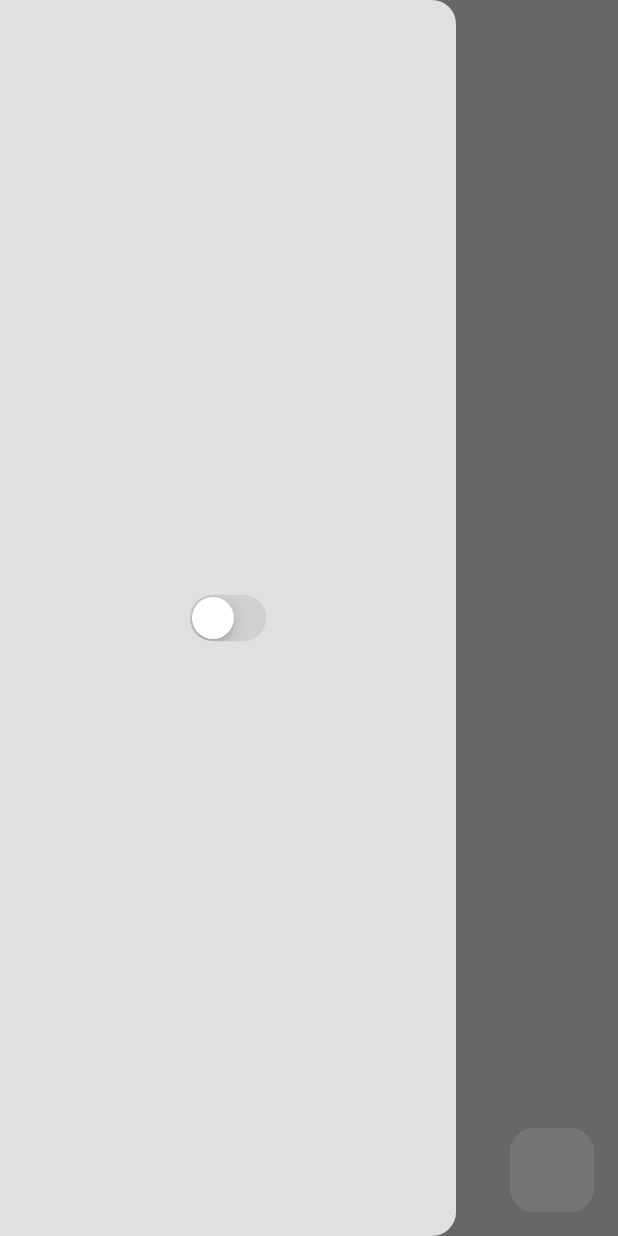
After one commit to nishchaymakkar/habit_tracker, a Flutter app: the screen it shows after launch, with the side drawer open, on a phone screen of 412 x 824 dp. The commit adds this screen. Run offline on Flutter 3.47's test engine with Material 3 defaults, Android fonts, the phone set to English and light mode, and no system bars; our stand-ins replace isar; accounts and stored records are empty; generated files the repository leaves out were written again.

Commit message:
feat: Implement drawer and add habit functionality
This commit introduces the following:

- **MyDrawer Widget:**
    - Creates a reusable `MyDrawer` widget.
    - Includes a `CupertinoSwitch` within the drawer to toggle the app's theme (dark/light mode) using the `ThemeProvider`.
- **HomePage:**
    - Integrates the `MyDrawer` widget into the `HomePage`.
    - Adds a `FloatingActionButton` to initiate the creation of a new habit.
    - Implements the `createNewHabit` method, which displays an `AlertDialog` with a `TextField` for users to input the habit name.
    - The `AppBar` is now empty.
    - A basic `Column` is added to the `body` of the `HomePage`.

```diff
--- /dev/null
+++ b/lib/components/my_drawer.dart
@@ -0,0 +1,23 @@
+import 'package:flutter/cupertino.dart';
+import 'package:flutter/material.dart';
+import 'package:provider/provider.dart';
+
+import '../theme/theme_provider.dart';
+
+class MyDrawer extends StatelessWidget {
+  const MyDrawer({super.key});
+
+  @override
+  Widget build(BuildContext context) {
+    return Drawer(
+      backgroundColor: Theme.of(context).colorScheme.surface,
+      child: Center(
+        child: CupertinoSwitch(
+            value: Provider.of<ThemeProvider>(context,listen: false).isDarkMode,
+            onChanged: (value) => Provider.of<ThemeProvider>(context, listen: false).toggleTheme()
+
+        ),
+      ),
+    );
+  }
+}
--- a/lib/pages/home_page.dart
+++ b/lib/pages/home_page.dart
@@ -1,7 +1,5 @@
-import 'package:flutter/cupertino.dart';
 import 'package:flutter/material.dart';
-import 'package:habit_tracker/theme/theme_provider.dart';
-import 'package:provider/provider.dart';
+import 'package:habit_tracker/components/my_drawer.dart';
 
 class HomePage extends StatefulWidget {
   const HomePage({super.key});
@@ -11,20 +9,29 @@ class HomePage extends StatefulWidget {
 }
 
 class _HomePageState extends State<HomePage> {
+
+  final TextEditingController textController = TextEditingController();
+  // create new Habit
+  void  createNewHabit()  {
+    showDialog(context: context, builder: (context) => AlertDialog(
+      content: TextField(
+        controller: textController,
+      ),
+    ) );
+  }
+
   @override
   Widget build(BuildContext context) {
     return Scaffold(
       appBar: AppBar(),
-      drawer: Drawer(
-        backgroundColor: Theme.of(context).colorScheme.surface,
-        child: Center(
-          child: CupertinoSwitch(
-              value: Provider.of<ThemeProvider>(context,listen: false).isDarkMode,
-            onChanged: (value) => Provider.of<ThemeProvider>(context, listen: false).toggleTheme()
-
-          ),
-        ),
+      drawer: MyDrawer(),
+      floatingActionButton: FloatingActionButton(
+        onPressed: createNewHabit,
+        elevation: 0,
+        backgroundColor: Theme.of(context).colorScheme.tertiary,
+        child: const Icon(Icons.add),
       ),
+      body: Column(),
     );
   }
 }
```
